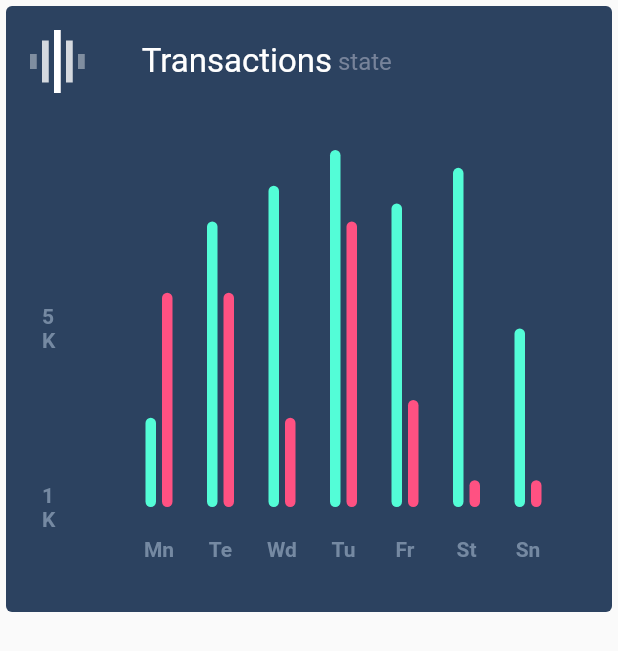
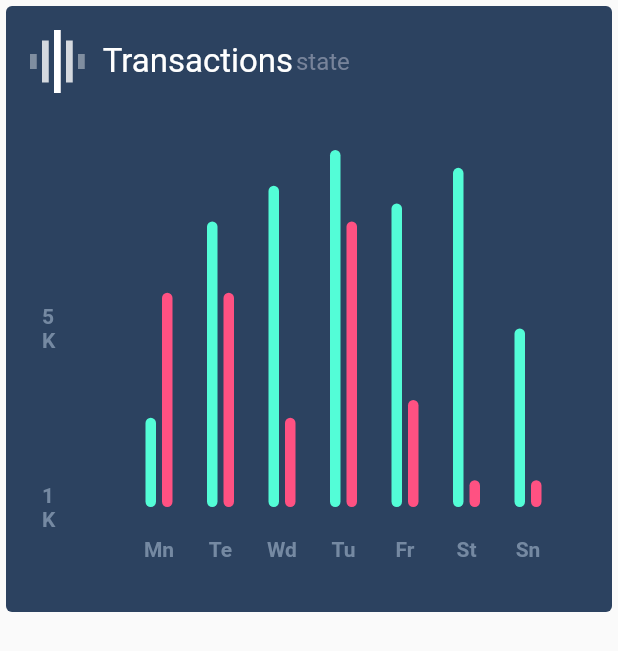
Before and after one commit to FatmaMM/ui_flutter_app, a Flutter app: the screen it shows after launch, after a tap on the "play arrow" icon, after a tap on "Transactions", on a phone screen of 412 x 824 dp. Shown: the top 651 px of the screen. Run offline on Flutter 3.47's test engine with Material 2 defaults, Android fonts, the phone set to English and light mode, and no system bars; drawn by our look-alikes of fl_chart.

```diff
--- a/lib/barchart/BarChartSampleFive.dart
+++ b/lib/barchart/BarChartSampleFive.dart
@@ -1,4 +1,5 @@
-import 'package:ttsflutterapp/imports.dart';
+import 'package:fl_chart/fl_chart.dart';
+import 'package:flutter/material.dart';
 
 class BarChartSampleFive extends StatefulWidget {
   @override
--- a/lib/barchart/BarChartSampleFour.dart
+++ b/lib/barchart/BarChartSampleFour.dart
@@ -1,4 +1,5 @@
-import 'package:ttsflutterapp/imports.dart';
+import 'package:fl_chart/fl_chart.dart';
+import 'package:flutter/material.dart';
 
 class BarChartSampleFour extends StatefulWidget {
   @override
--- a/lib/barchart/BarChartSampleThree.dart
+++ b/lib/barchart/BarChartSampleThree.dart
@@ -1,4 +1,6 @@
-import 'package:ttsflutterapp/imports.dart';
+
+import 'package:fl_chart/fl_chart.dart';
+import 'package:flutter/material.dart';
 
 class BarChartSampleThree extends StatefulWidget {
   @override
--- a/lib/barchart/BarChartSampleTwo.dart
+++ b/lib/barchart/BarChartSampleTwo.dart
@@ -1,4 +1,6 @@
-import 'package:ttsflutterapp/imports.dart';
+
+import 'package:fl_chart/fl_chart.dart';
+import 'package:flutter/material.dart';
 
 class BarChartSampleTwo extends StatefulWidget {
   @override
@@ -60,19 +62,19 @@ class BarChartSampleTwoState extends State<BarChartSampleTwo> {
               children: <Widget>[
                 Row(
                   crossAxisAlignment: CrossAxisAlignment.center,
-                  mainAxisSize: MainAxisSize.min,
+                  mainAxisSize: MainAxisSize.max,
                   mainAxisAlignment: MainAxisAlignment.start,
                   children: <Widget>[
                     makeTransactionsIcon(),
                     const SizedBox(
-                      width: 38,
+                      width: 12,
                     ),
                     const Text(
                       'Transactions',
                       style: TextStyle(color: Colors.white, fontSize: 22),
                     ),
                     const SizedBox(
-                      width: 4,
+                      width: 2,
                     ),
                     const Text(
                       'state',
--- a/lib/barchart/BarChatSampleOne.dart
+++ b/lib/barchart/BarChatSampleOne.dart
@@ -1,4 +1,8 @@
-import 'package:ttsflutterapp/imports.dart';
+
+import 'dart:math';
+
+import 'package:fl_chart/fl_chart.dart';
+import 'package:flutter/material.dart';
 
 class BarChartSampleOne extends StatefulWidget {
   @override
--- a/lib/main.dart
+++ b/lib/main.dart
@@ -1,5 +1,11 @@
-import 'package:ttsflutterapp/imports.dart';
-
+import 'package:flutter/material.dart';
+import 'barchart/BarChartSampleFive.dart';
+import 'barchart/BarChartSampleFour.dart';
+import 'barchart/BarChartSampleThree.dart';
+import 'barchart/BarChartSampleTwo.dart';
+import 'barchart/BarChatSampleOne.dart';
+import 'scatterchart/ScatterChartSampleOne.dart';
+import 'scatterchart/ScatterChartSampleTwo.dart';
 
 void main() {
   runApp(MyApp());
@@ -37,8 +43,8 @@ class _MyHomePageState extends State<MyHomePage> {
       body: Center(
         child: GridView.count(
           primary: false,
-          crossAxisSpacing: 10,
-          mainAxisSpacing: 10,
+          crossAxisSpacing: 4,
+          mainAxisSpacing: 4,
           crossAxisCount: 2,
           children: [
             GestureDetector(
--- a/lib/scatterchart/ScatterChartSampleOne.dart
+++ b/lib/scatterchart/ScatterChartSampleOne.dart
@@ -1,4 +1,6 @@
-import 'package:ttsflutterapp/imports.dart';
+import 'dart:math';
+import 'package:fl_chart/fl_chart.dart';
+import 'package:flutter/material.dart';
 
 class ScatterChartSampleOne extends StatefulWidget {
   @override
@@ -21,13 +23,6 @@ class ScatterChartSampleOneState extends State<ScatterChartSampleOne> {
   Widget build(BuildContext context) {
     return Scaffold(
       body:
-//      GestureDetector(
-//        onTap: () {
-          /* setState(() {
-          showFlutter = !showFlutter;
-        });*/
-//      },
-//        child:
           AspectRatio(
         aspectRatio: 1,
         child: Card(
@@ -63,7 +58,6 @@ class ScatterChartSampleOneState extends State<ScatterChartSampleOne> {
           ),
         ),
       ),
-//      ),
     );
   }
 
--- a/lib/scatterchart/ScatterChartSampleTwo.dart
+++ b/lib/scatterchart/ScatterChartSampleTwo.dart
@@ -1,4 +1,5 @@
-import 'package:ttsflutterapp/imports.dart';
+import 'package:fl_chart/fl_chart.dart';
+import 'package:flutter/material.dart';
 
 class ScatterChartSampleTwo extends StatefulWidget {
   @override
```
Also changed, not shown: lib/imports.dart (deleted, +0 -12 lines), 1 other file.
